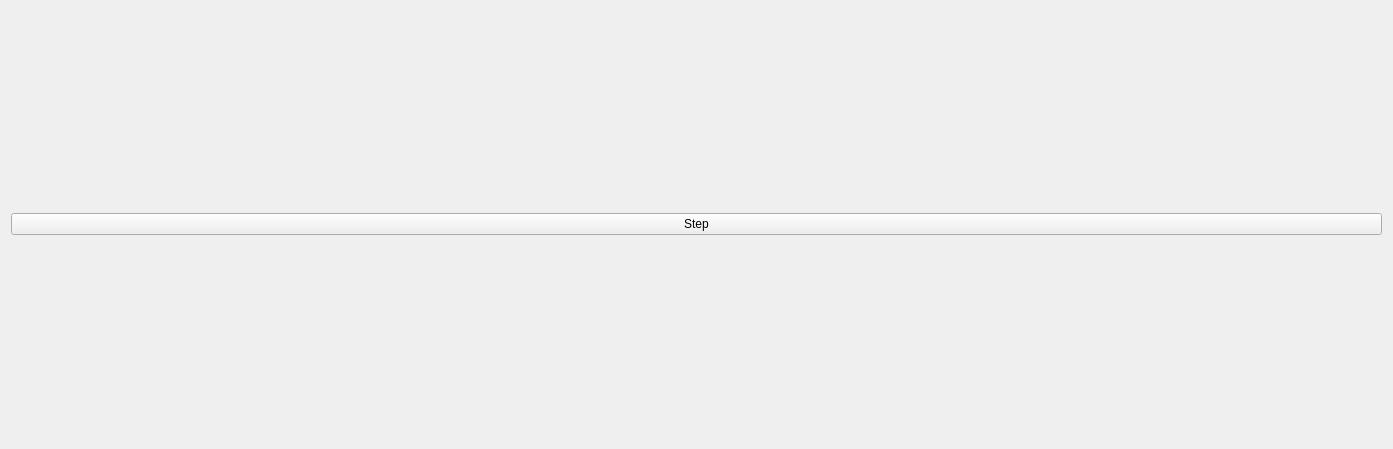
Before: the Qt Designer form HyperCube_Scheduler/StepByStepWidget.ui in JC-labs/HyperCube_Scheduler, drawn with Qt 5.
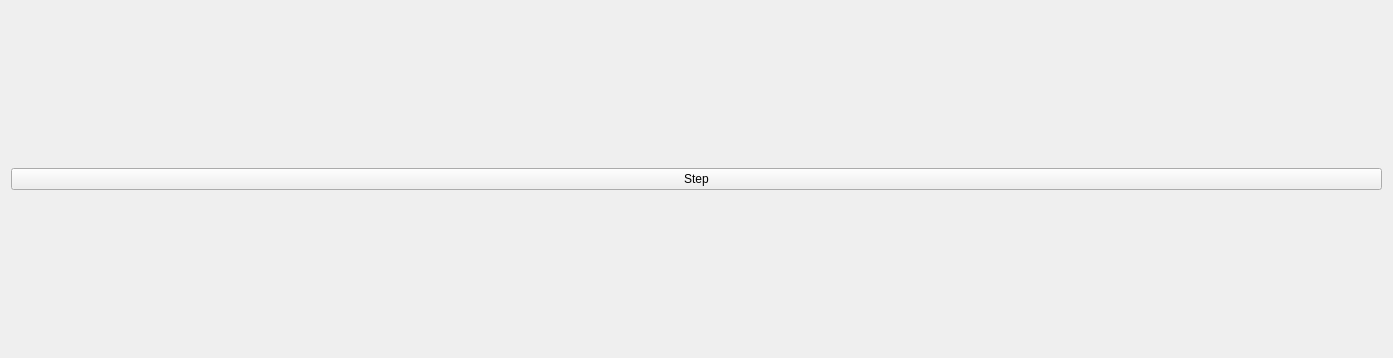
After: the same form once the commit is applied.

The edit to the form file:
```diff
--- a/HyperCube_Scheduler/StepByStepWidget.ui
+++ b/HyperCube_Scheduler/StepByStepWidget.ui
@@ -7,7 +7,7 @@
     <x>0</x>
     <y>0</y>
     <width>1393</width>
-    <height>449</height>
+    <height>358</height>
    </rect>
   </property>
   <property name="windowTitle">
```
